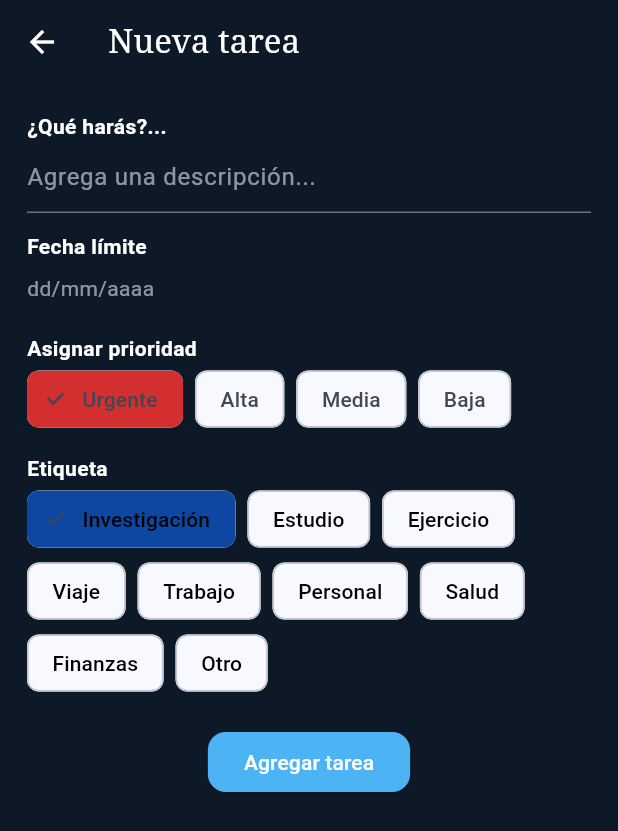
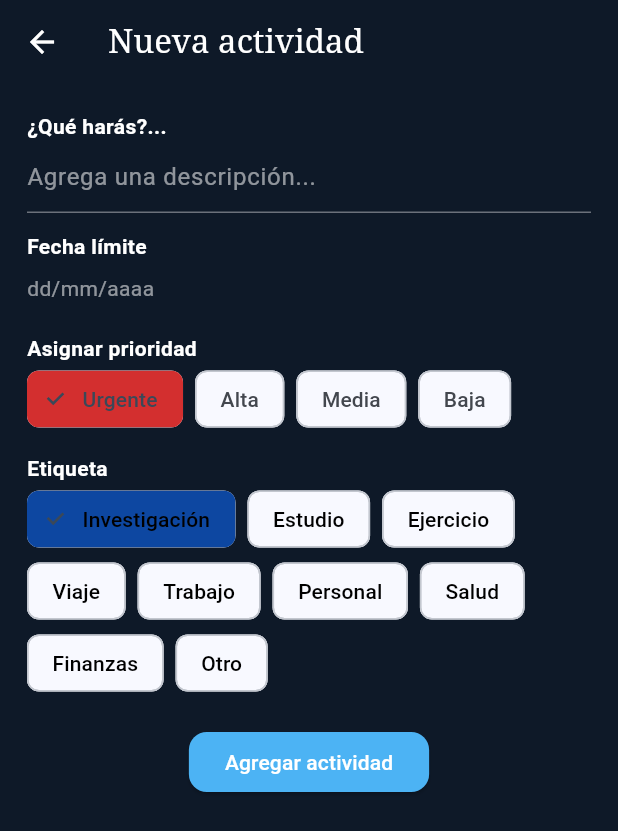
Before and after one commit to rogeliovc/spotify_player, a Flutter app: the TaskManagerScreen widget shown alone on an empty page, opened directly, after a tap on the "add" icon, on a phone screen of 412 x 824 dp. Shown: the top 831 px of the screen. Run offline on Flutter 3.47's test engine with Material 3 defaults, Android fonts, the phone set to English and light mode, and no system bars; our stand-ins replace app_links, cached_network_image, flutter_secure_storage, palette_generator; accounts and stored records are empty; network calls fail.

Commit message:
De Tarea a Actividad

```diff
--- a/lib/screens/task_manager.dart
+++ b/lib/screens/task_manager.dart
@@ -38,7 +38,7 @@ class TaskManagerScreen extends StatelessWidget {
             Column(
               crossAxisAlignment: CrossAxisAlignment.start,
               children: [
-                const Text('Tareas', style: TextStyle(color: Colors.white, fontSize: 22, fontWeight: FontWeight.bold)),
+                const Text('Actividades', style: TextStyle(color: Colors.white, fontSize: 22, fontWeight: FontWeight.bold)),
                 const SizedBox(height: 16),
                 if (taskProvider.tasks.isEmpty)
                   Container(
@@ -50,7 +50,7 @@ class TaskManagerScreen extends StatelessWidget {
                     ),
                     child: const Center(
                       child: Text(
-                        'No hay tareas pendientes',
+                        'No hay actividades pendientes',
                         style: TextStyle(color: Colors.black54, fontSize: 16),
                       ),
                     ),
@@ -246,7 +246,7 @@ class _TaskAdderState extends State<TaskAdder> {
       appBar: AppBar(
         backgroundColor: Colors.transparent,
         elevation: 0,
-        title: const Text('Nueva tarea', style: TextStyle(fontFamily: 'Serif', color: Colors.white)),
+        title: const Text('Nueva actividad', style: TextStyle(fontFamily: 'Serif', color: Colors.white)),
         iconTheme: const IconThemeData(color: Colors.white),
       ),
       body: Padding(
@@ -412,7 +412,7 @@ class _TaskAdderState extends State<TaskAdder> {
                       Navigator.pop(context);
                     }
                   },
-                  child: const Text('Agregar tarea'),
+                  child: const Text('Agregar actividad'),
                 ),
               ),
             ],
```
Also changed, not shown: 2 other files.
